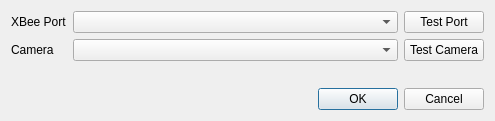
Qt form pc/master/settingsform.ui (plule/pfe-costumes) before a commit.
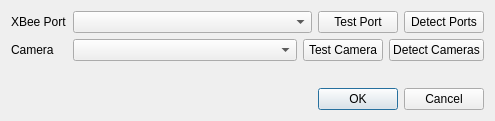
The same form after that commit.

Diff of the .ui file:
```diff
--- a/pc/master/settingsform.ui
+++ b/pc/master/settingsform.ui
@@ -45,6 +45,13 @@
          </property>
         </widget>
        </item>
+       <item>
+        <widget class="QPushButton" name="detectPortsButton">
+         <property name="text">
+          <string>Detect Ports</string>
+         </property>
+        </widget>
+       </item>
       </layout>
      </item>
      <item row="1" column="0">
@@ -73,6 +80,13 @@
          </property>
         </widget>
        </item>
+       <item>
+        <widget class="QPushButton" name="detectCamerasButton">
+         <property name="text">
+          <string>Detect Cameras</string>
+         </property>
+        </widget>
+       </item>
       </layout>
      </item>
     </layout>
```
